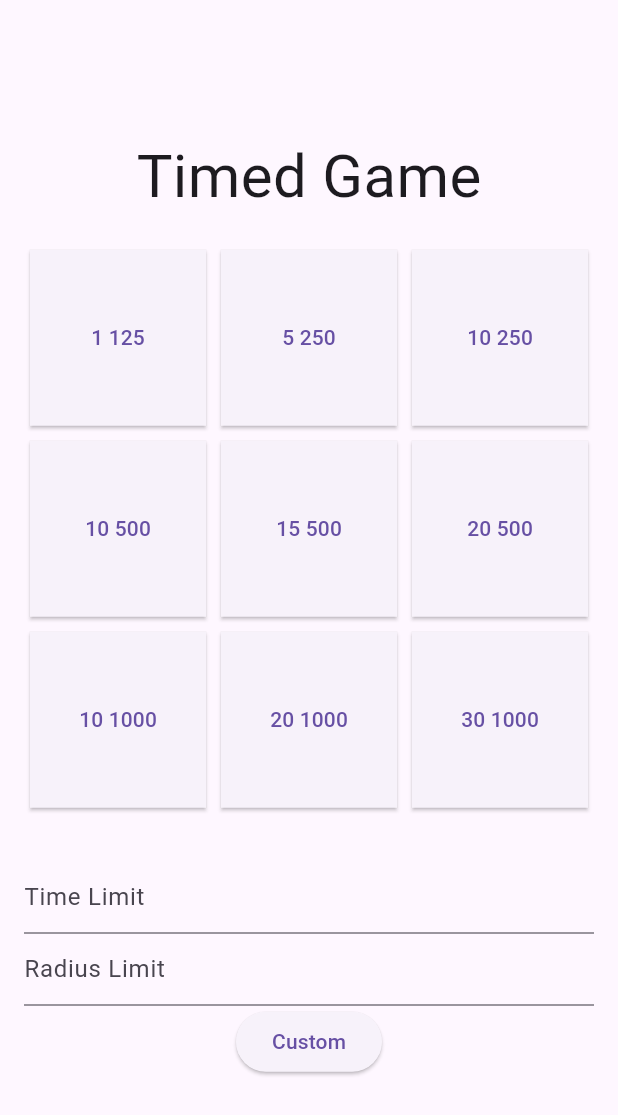
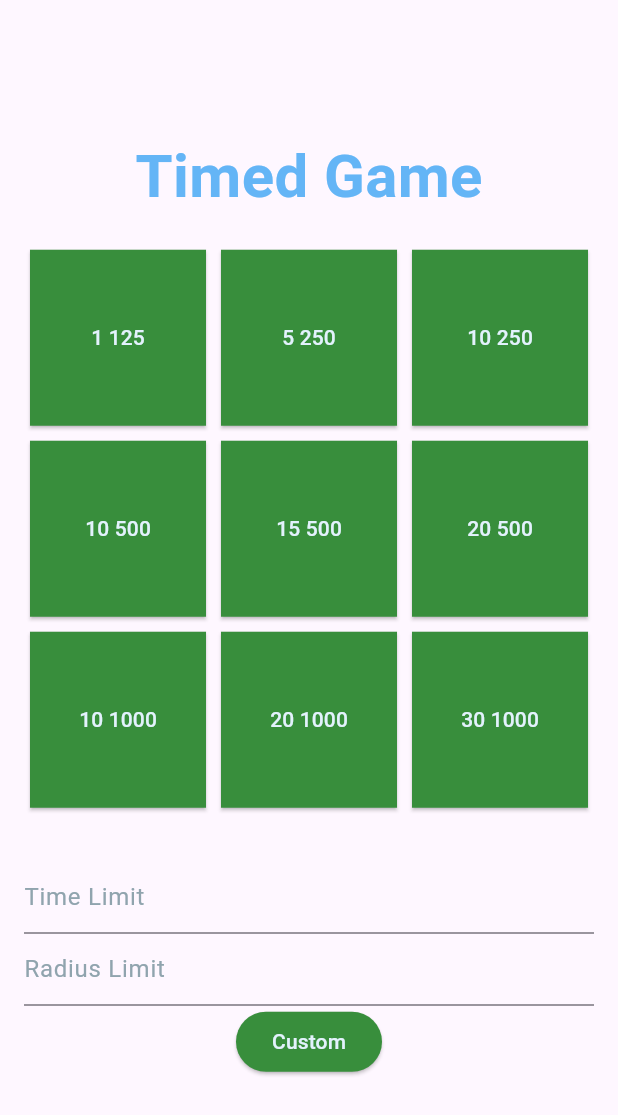
Before and after one commit to superj6/geoguess_irl, a Flutter app: the PlayTimedTab widget shown alone on an empty page, opened directly, on a phone screen of 412 x 824 dp. Shown: the top 1115 px of the screen. Run offline on Flutter 3.47's test engine with Material 3 defaults, Android fonts, the light colour scheme and no system bars; our stand-ins replace carousel_slider, flutter_secure_storage, geolocator, google_maps_flutter; missing offline and left inert: flutter_timer_countdown; accounts and stored records are empty.

Commit message:
style play_timed tab

```diff
--- a/lib/components/play_timed_tab.dart
+++ b/lib/components/play_timed_tab.dart
@@ -30,12 +30,14 @@ class PlayTimedTab extends StatelessWidget{
     return Center(
       child: SingleChildScrollView(
 	child: Column(
-	  mainAxisAlignment: MainAxisAlignment.center,
+	  mainAxisAlignment: MainAxisAlignment.spaceEvenly,
 	  children: [
 	    Text(
 	      'Timed Game',
 	      style: TextStyle(
 		fontSize: 40,
+                color: Colors.blue.shade300,
+                fontWeight: FontWeight.bold,
 	      ),
 	    ),
 	    GridView.count(
@@ -60,9 +62,13 @@ class PlayTimedTab extends StatelessWidget{
 		      shape: RoundedRectangleBorder(
 			borderRadius: BorderRadius.zero,
 		      ),
+                      backgroundColor: Colors.green.shade700,
 		    ),
 		    onPressed: () => startGame(context, timeLimit, radiusLimit),
-		    child: Text('${timeLimit} ${radiusLimit}'),
+		    child: Text(
+                      '${timeLimit} ${radiusLimit}',
+                      style: TextStyle(color: Colors.blue.shade50),
+                    ),
 		  ),
 		);
 	      }).toList(),
@@ -82,8 +88,14 @@ class PlayTimedTab extends StatelessWidget{
 			    FilteringTextInputFormatter.digitsOnly
 			  ],
 			  controller: timeLimitController,
-			  decoration: const InputDecoration(
+                          style: TextStyle(color: Colors.blue.shade50),
+                          cursorColor: Colors.green.shade700,
+			  decoration: InputDecoration(
 			    hintText: 'Time Limit',
+                            hintStyle: TextStyle(color: Colors.blueGrey.shade300),
+                            focusedBorder: UnderlineInputBorder(
+			      borderSide: BorderSide(color: Colors.blue.shade600),
+			    ),
 			  ),
 			  validator: (String? value) {
 			    if (value == null || value.isEmpty) {
@@ -99,8 +111,14 @@ class PlayTimedTab extends StatelessWidget{
 			    FilteringTextInputFormatter.digitsOnly
 			  ],
 			  controller: radiusLimitController,
-			  decoration: const InputDecoration(
+                          style: TextStyle(color: Colors.blue.shade50),
+                          cursorColor: Colors.green.shade700,
+			  decoration: InputDecoration(
 			    hintText: 'Radius Limit',
+                            hintStyle: TextStyle(color: Colors.blueGrey.shade300),
+                            focusedBorder: UnderlineInputBorder(
+			      borderSide: BorderSide(color: Colors.blue.shade600),
+			    ),
 			  ),
 			  validator: (String? value) {
 			    if (value == null || value.isEmpty) {
@@ -119,7 +137,13 @@ class PlayTimedTab extends StatelessWidget{
 			  startGame(context, timeLimit, radiusLimit);
 			}
 		      },
-		      child: Text('Custom'),
+                      style: ElevatedButton.styleFrom(
+                        backgroundColor: Colors.green.shade700,
+                      ),
+		      child: Text(
+                        'Custom',
+                        style: TextStyle(color: Colors.blue.shade50),
+                      ),
 		    ),
 		  ],
 		),
--- a/lib/screens/register.dart
+++ b/lib/screens/register.dart
@@ -55,7 +55,7 @@ class _RegisterScreen extends State<RegisterScreen>{
                       controller: usernameController,
                       style: TextStyle(color: Colors.blue.shade50),
                       cursorColor: Colors.green.shade700,
-	              decoration: InputDecoration(
+		      decoration: InputDecoration(
 			hintText: 'Username',
                         hintStyle: TextStyle(color: Colors.blueGrey.shade300),
                         enabledBorder: OutlineInputBorder(),
```
Also changed, not shown: lib/screens/play.dart (+22 -6 lines), 2 other files.
